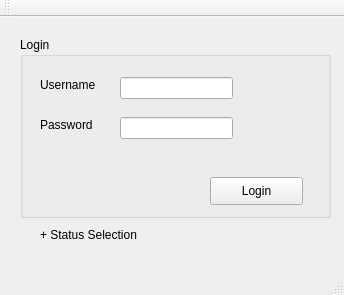
Old version of the form src/CS1D-TMOTTBG/mainwindow.ui in the repository cydiasa/CS1D-TMOTTBG.
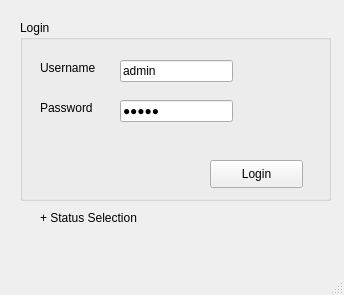
New version of the form.

```diff
--- a/src/CS1D-TMOTTBG/mainwindow.ui
+++ b/src/CS1D-TMOTTBG/mainwindow.ui
@@ -61,6 +61,9 @@
        <height>22</height>
       </rect>
      </property>
+     <property name="text">
+      <string>admin</string>
+     </property>
     </widget>
     <widget class="QLineEdit" name="passwordInputBox">
      <property name="geometry">
@@ -71,6 +74,9 @@
        <height>22</height>
       </rect>
      </property>
+     <property name="text">
+      <string>admin</string>
+     </property>
      <property name="echoMode">
       <enum>QLineEdit::Password</enum>
      </property>
@@ -103,24 +109,6 @@
     </property>
    </widget>
   </widget>
-  <widget class="QMenuBar" name="menuBar">
-   <property name="geometry">
-    <rect>
-     <x>0</x>
-     <y>0</y>
-     <width>344</width>
-     <height>21</height>
-    </rect>
-   </property>
-  </widget>
-  <widget class="QToolBar" name="mainToolBar">
-   <attribute name="toolBarArea">
-    <enum>TopToolBarArea</enum>
-   </attribute>
-   <attribute name="toolBarBreak">
-    <bool>false</bool>
-   </attribute>
-  </widget>
   <widget class="QStatusBar" name="statusBar"/>
  </widget>
  <layoutdefault spacing="6" margin="11"/>
```
